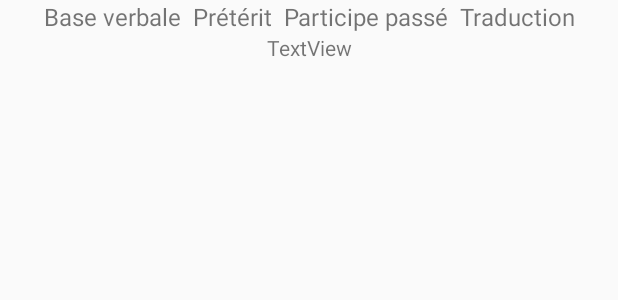
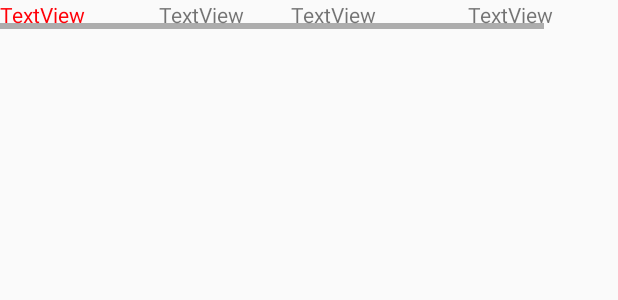
Before and after one commit to BrandonAyi/english2017-NAHMIAS-AYI, an Android app: the layout irregular_verbs.xml on its own in the app's theme, with its tools: preview values and no code run, on a phone screen of 412 x 824 dp. Shown: the top 300 px of the screen. Run offline under Robolectric (Android 15) with nearby library versions, the phone set to English and light mode, and no system bars.

Commit message:
modification de la page irregular verbs

```diff
--- a/MyEnglishApp/app/src/main/java/com/example/brandon/myenglishapp/ExercicesActivity.java
+++ b/MyEnglishApp/app/src/main/java/com/example/brandon/myenglishapp/ExercicesActivity.java
@@ -12,6 +12,7 @@ import android.widget.TextView;
 
 public class ExercicesActivity extends Activity {
 
+    //PAGE OU IL Y A LA LISTE DES EXERCICES
     @Override
     protected void onCreate(Bundle savedInstanceState) {
         super.onCreate(savedInstanceState);
--- a/MyEnglishApp/app/src/main/java/com/example/brandon/myenglishapp/ImageTest1.java
+++ b/MyEnglishApp/app/src/main/java/com/example/brandon/myenglishapp/ImageTest1.java
@@ -41,7 +41,6 @@ public class ImageTest1 extends Activity {
                     imageScore++;
                 }
                 Intent intent = new Intent(ImageTest1.this, ImageTest2.class);
-                //intent.putExtra("score", imageScore);
                 startActivity(intent);
             }
         });
--- a/MyEnglishApp/app/src/main/java/com/example/brandon/myenglishapp/IrregularVerbsActivity.java
+++ b/MyEnglishApp/app/src/main/java/com/example/brandon/myenglishapp/IrregularVerbsActivity.java
@@ -17,7 +17,10 @@ public class IrregularVerbsActivity extends PhrasalVerbsActivity {
         setContentView(R.layout.irregular_verbs);
 
         try {
-            PlayWithRawFiles(R.raw.irregular_verbs,R.id.textViewSelectedFile1);
+            PlayWithRawFiles(R.raw.irregular1,R.id.textViewSelectedFile1);
+            PlayWithRawFiles(R.raw.irregular2,R.id.textViewSelectedFile2);
+            PlayWithRawFiles(R.raw.irregular3,R.id.textViewSelectedFile3);
+            PlayWithRawFiles(R.raw.irregular4,R.id.textViewSelectedFile4);
         } catch (IOException e) {
             Toast.makeText(getApplicationContext(),
                     "Problems: " + e.getMessage(), Toast.LENGTH_LONG).show();
--- a/MyEnglishApp/app/src/main/java/com/example/brandon/myenglishapp/LessonsActivity.java
+++ b/MyEnglishApp/app/src/main/java/com/example/brandon/myenglishapp/LessonsActivity.java
@@ -11,6 +11,8 @@ import android.widget.TextView;
  */
 
 public class LessonsActivity extends Activity {
+
+    //PAGE OU IL Y A LA LISTE DES LECONS
     @Override
     protected void onCreate(Bundle savedInstanceState) {
         super.onCreate(savedInstanceState);
--- a/MyEnglishApp/app/src/main/java/com/example/brandon/myenglishapp/MainActivity.java
+++ b/MyEnglishApp/app/src/main/java/com/example/brandon/myenglishapp/MainActivity.java
@@ -1,11 +1,9 @@
 package com.example.brandon.myenglishapp;
 
 import android.content.Intent;
+import android.os.Bundle;
 import android.support.v7.app.AppCompatActivity;
-import android.os.Bundle;
 import android.view.View;
-import android.widget.Button;
-import android.widget.RadioGroup;
 import android.widget.TextView;
 
 public class MainActivity extends AppCompatActivity {
@@ -15,6 +13,7 @@ public class MainActivity extends AppCompatActivity {
         super.onCreate(savedInstanceState);
         setContentView(R.layout.activity_main);
 
+        //BOUTON POUR ALLER A LA PAGE DES EXERCICES
         TextView exercicesButton = (TextView) findViewById(R.id.exercices);
         exercicesButton.setOnClickListener(new View.OnClickListener() {
             @Override
@@ -24,6 +23,7 @@ public class MainActivity extends AppCompatActivity {
             }
         });
 
+        //BOUTON POUR ALLER A LA PAGE DES LECONS
         TextView lessonsButton = (TextView) findViewById(R.id.lessons);
         lessonsButton.setOnClickListener(new View.OnClickListener() {
             @Override
--- a/MyEnglishApp/app/src/main/java/com/example/brandon/myenglishapp/PhrasalVerbsActivity.java
+++ b/MyEnglishApp/app/src/main/java/com/example/brandon/myenglishapp/PhrasalVerbsActivity.java
@@ -31,6 +31,7 @@ public class PhrasalVerbsActivity extends Activity {
 
     }
 
+    //METHODE QUI PERMET D'ECRIRE DANS UN TEXTVIEW A PARTIR D'UNE RESSOURCE(UN FICHIER TXT)
     public void PlayWithRawFiles(int resource, int textview) throws IOException {
         String str="";
         StringBuffer buf = new StringBuffer();
--- a/MyEnglishApp/app/src/main/res/layout/irregular_verbs.xml
+++ b/MyEnglishApp/app/src/main/res/layout/irregular_verbs.xml
@@ -7,18 +7,6 @@
         android:layout_width="match_parent"
         android:layout_height="match_parent">
 
-        <LinearLayout
-            android:layout_width="match_parent"
-            android:layout_height="wrap_content"
-            android:orientation="vertical" >
-
-            <TextView
-                android:text="Base verbale  Prétérit  Participe passé  Traduction"
-                android:gravity="center"
-                android:layout_width="match_parent"
-                android:layout_height="wrap_content"
-                android:id="@+id/textView8"
-                android:textSize="16sp" />
 
             <LinearLayout
                 android:orientation="horizontal"
@@ -26,17 +14,45 @@
                 android:layout_height="match_parent"
                 android:weightSum="1">
 
+                <HorizontalScrollView
+                    android:layout_width="match_parent"
+                    android:layout_height="match_parent"
+                    android:layout_weight="0.41">
 
-                <TextView
-                    android:text="TextView"
-                    android:gravity="center"
-                    android:layout_width="match_parent"
-                    android:layout_height="wrap_content"
-                    android:id="@+id/textViewSelectedFile1" />
+                    <LinearLayout
+                        android:layout_width="wrap_content"
+                        android:layout_height="match_parent"
+                        android:orientation="horizontal" >
+
+                        <TextView
+                            android:text="TextView"
+                            android:textColor="#ff0008"
+                            android:layout_width="106dp"
+                            android:layout_height="wrap_content"
+                            android:id="@+id/textViewSelectedFile1" />
+
+                        <TextView
+                        android:text="TextView"
+                        android:layout_width="88dp"
+                        android:layout_height="wrap_content"
+                        android:id="@+id/textViewSelectedFile2" />
+
+                    <TextView
+                        android:text="TextView"
+                        android:layout_width="118dp"
+                        android:layout_height="wrap_content"
+                        android:id="@+id/textViewSelectedFile3" />
+
+                    <TextView
+                        android:text="TextView"
+                        android:layout_width="156dp"
+                        android:layout_height="wrap_content"
+                        android:id="@+id/textViewSelectedFile4" />
+                    </LinearLayout>
+                </HorizontalScrollView>
 
             </LinearLayout>
 
-        </LinearLayout>
     </ScrollView>
 
 </LinearLayout>
```
Also changed, not shown: MyEnglishApp/app/src/main/java/com/example/brandon/myenglishapp/ScoreActivity.java (+5 -5 lines), 4 other files.
